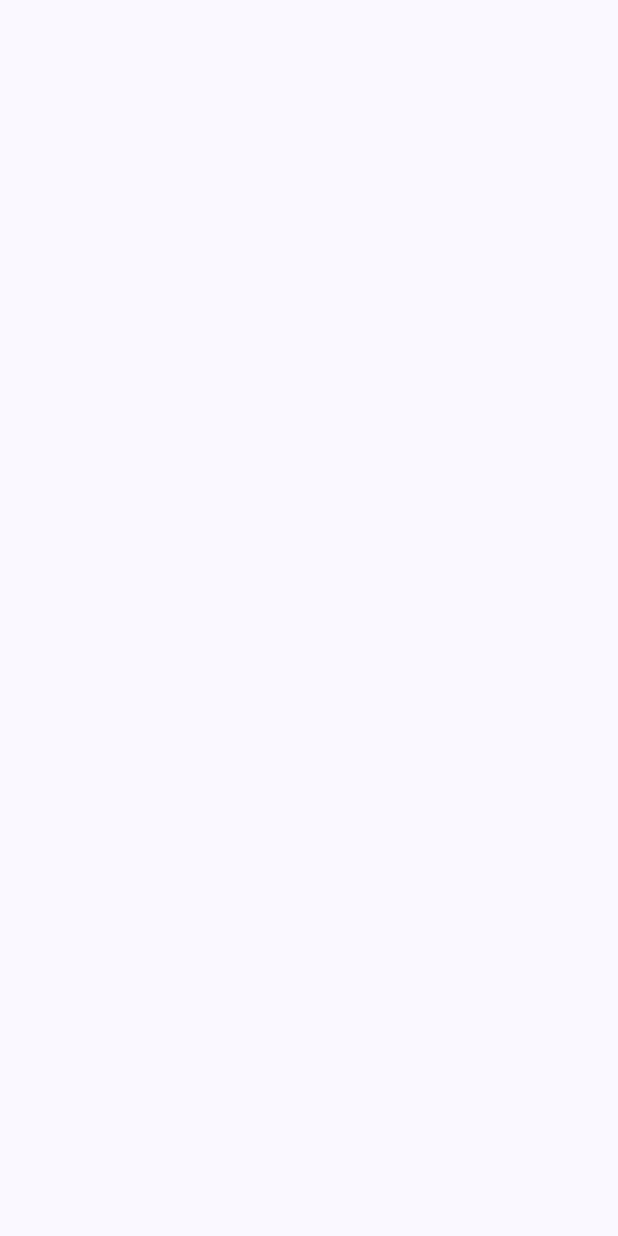
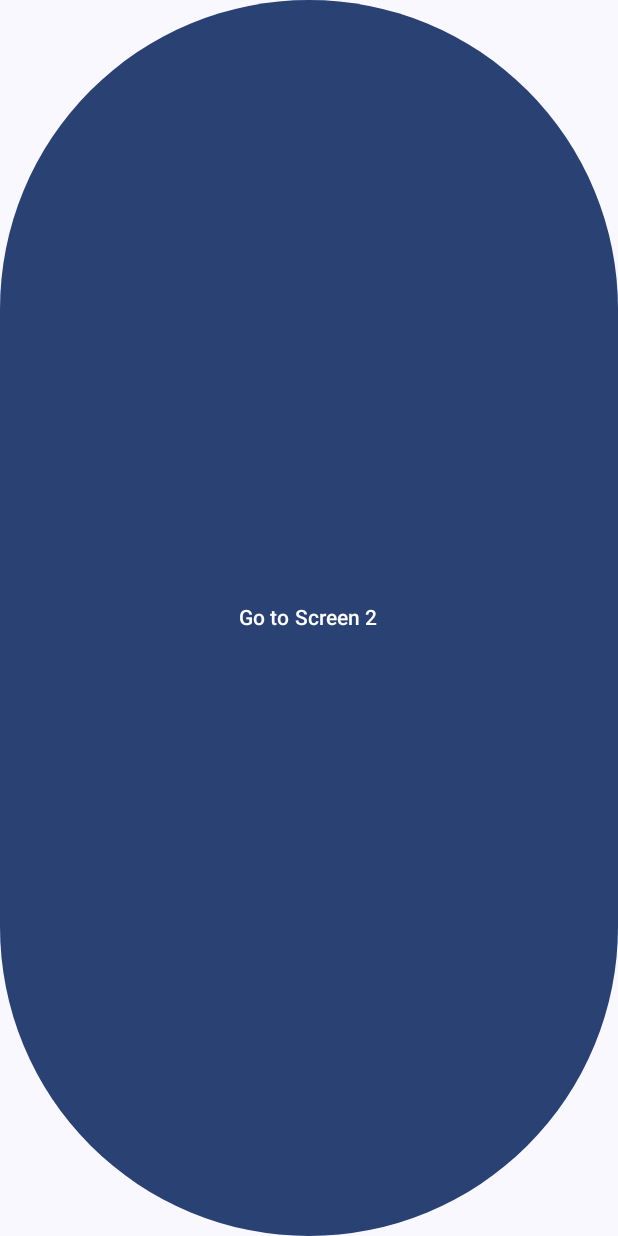
Before and after one commit to SayZ1X/IPZ_CR_4_Kalishchuk_Stas, an Android app built with Jetpack Compose: the screen it shows after launch (MainActivity), on a phone screen of 412 x 824 dp. Before the commit the screen is empty. Run offline under Robolectric (Android 15) with nearby library versions, the phone set to English and light mode, and no system bars.

Commit message:
Added body for all fun. Screen1 and Screen2 already have button for nav.

```diff
--- a/app/src/main/java/ua/edu/lntu/cw_Control_Work_4/MainActivity.kt
+++ b/app/src/main/java/ua/edu/lntu/cw_Control_Work_4/MainActivity.kt
@@ -45,13 +45,27 @@ class MainActivity : ComponentActivity() {
 }
 
 @Composable
-fun Screen1() {
+fun Screen1(navController: NavHostController) {
+    val context = LocalContext.current
+    Button(onClick = { navController.navigate("screen2") }) {
+        Text(text = "Go to Screen 2")
+    }
 }
 
 @Composable
-fun Screen2() {
+fun Screen2(navController: NavHostController) {
+    Button(onClick = { navController.popBackStack() }) {
+        Text(text = "Go back")
+    }
 }
 
 @Composable
 fun MyApp() {
+    val navController = rememberNavController()
+    MaterialTheme {
+        NavHost(navController, startDestination = "screen1") {
+            composable("screen1") { Screen1(navController) }
+            composable("screen2") { Screen2(navController) }
+        }
+    }
 }
```
